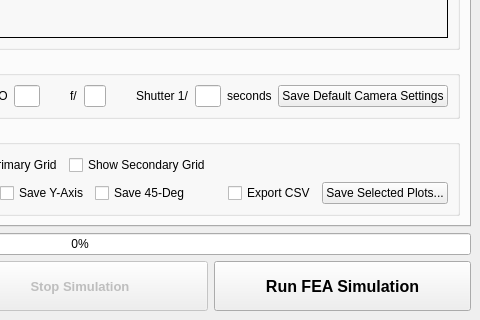
This is mainwindow.ui in ylinmtl/flashlight-sim as Qt 5 draws it before an edit; both pictures show x 320 to 800 and y 580 to 900 of the 800 by 900 pixel window. The edited form follows.
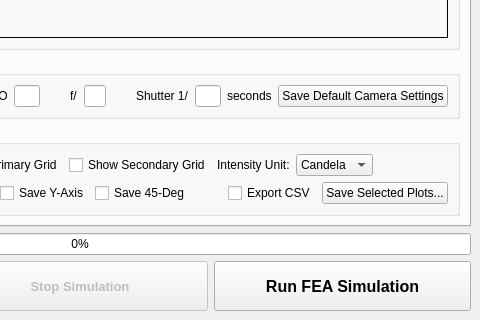
This is the edited form. The open tabs and pages were chosen to show the change.

Commit message: feature - added lux to intensity plots

Diff of the .ui file:
```diff
--- a/mainwindow.ui
+++ b/mainwindow.ui
@@ -1765,6 +1765,27 @@
                  </property>
                 </widget>
                </item>
+               <item>
+                <widget class="QLabel" name="lblIntensityUnit">
+                 <property name="text">
+                  <string>Intensity Unit:</string>
+                 </property>
+                </widget>
+               </item>
+               <item>
+                <widget class="QComboBox" name="cmbIntensityUnit">
+                 <item>
+                  <property name="text">
+                   <string>Candela</string>
+                  </property>
+                 </item>
+                 <item>
+                  <property name="text">
+                   <string>Lux</string>
+                  </property>
+                 </item>
+                </widget>
+               </item>
                <item>
                 <spacer name="horizontalSpacer_Output_Top">
                  <property name="orientation">
```
The commit also changes 5 other files.
